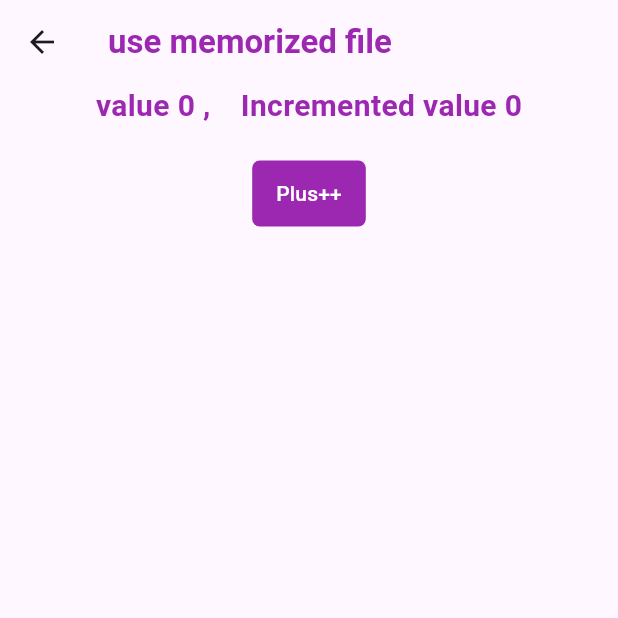
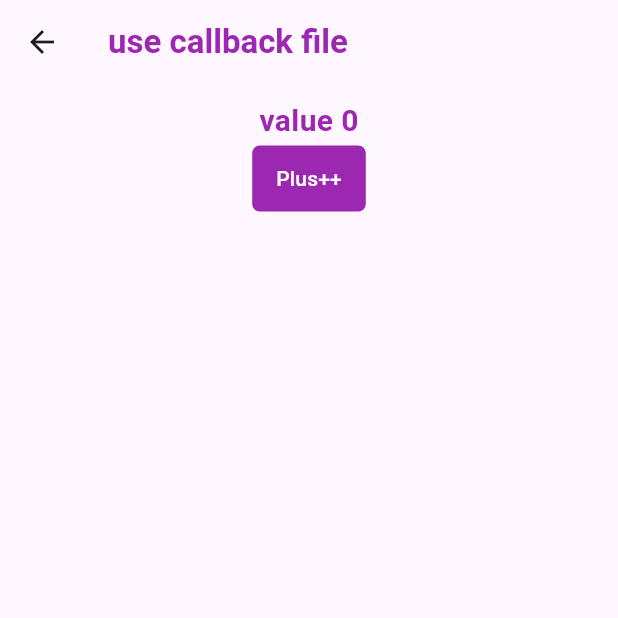
Before and after one commit to Prashant9002/Flutter-Hooks, a Flutter app: the screen it shows after launch, after a tap on the "ac unit" icon, on a phone screen of 412 x 824 dp, the top half of it. Run offline on Flutter 3.47's test engine with Material 3 defaults, Android fonts, the phone set to English and light mode, and no system bars; our stand-ins replace flutter_hooks; missing offline and left inert: dart:ffi.

Commit message:
added useEffect(), useState(), useCallback(), useMemorized()

```diff
--- /dev/null
+++ b/lib/fragments/frag_use_callback_file.dart
@@ -0,0 +1,88 @@
+import 'package:flutter/material.dart';
+import 'package:flutter_hooks/flutter_hooks.dart';
+
+void main() {
+  runApp(AppFourth());
+}
+
+class AppFourth extends StatelessWidget{
+  @override
+  Widget build(BuildContext context) {
+    return screen();
+  }
+}
+
+class screen extends HookWidget{
+  @override
+  Widget build(BuildContext context) {
+    return Scaffold(
+      appBar: AppBar(
+        title: Text(
+          "use callback file",
+          style: TextStyle(
+            color: Colors.purple,
+            fontWeight: FontWeight.bold
+          ),
+        ),
+      ),
+      body: body(),
+    );
+  }
+}
+
+class body extends HookWidget{
+  @override
+  Widget build(BuildContext context) {
+
+    var counter = useState(0);
+    final incrementedValue = useCallback(
+        (){
+          counter.value++;
+        },[counter.value]
+    );
+    return Container(
+      child: Padding(padding: EdgeInsets.all(10),
+      child: Column(
+        children: [
+          Row(
+            mainAxisAlignment: MainAxisAlignment.center,
+            children: [
+              Text(
+                "value ${counter.value}",
+                style: TextStyle(
+                  fontSize: 20,
+                    color: Colors.purple,
+                    fontWeight: FontWeight.bold
+                ),
+              ),
+            ],
+          ),
+
+          TextButton(
+              onPressed:incrementedValue
+              ,
+              style: ButtonStyle(
+                  shadowColor: MaterialStateProperty.all(Colors.purpleAccent),
+                  backgroundColor: MaterialStateProperty.all(Colors.purple),
+                  shape: MaterialStateProperty.all(
+                      RoundedRectangleBorder(
+                          borderRadius: BorderRadius.circular(5)
+                      )
+                  )
+              ),
+              child: Padding(padding: EdgeInsets.all(4),
+                child: Text(
+                  "Plus++",
+                  style: TextStyle(
+                    color: Colors.white,
+                  ),
+                ),
+              )
+          )
+        ],
+      ),
+      ),
+    );
+  }
+
+}
--- a/lib/main.dart
+++ b/lib/main.dart
@@ -2,6 +2,7 @@
 import 'fragments/frag_use_state_file.dart';
 import 'fragments/frag_use_effect_file.dart';
 import 'fragments/frag_use_memoized_file.dart';
+import 'fragments/frag_use_callback_file.dart';
 
 void main() {
   runApp(const Screen());
@@ -42,7 +43,7 @@
           icon: Icon(Icons.ac_unit),
           onPressed: ()=>{
             Navigator.push(context,
-            MaterialPageRoute(builder: (context)=>App_Third())
+            MaterialPageRoute(builder: (context)=>AppFourth())
             )
           },
         ),
```
